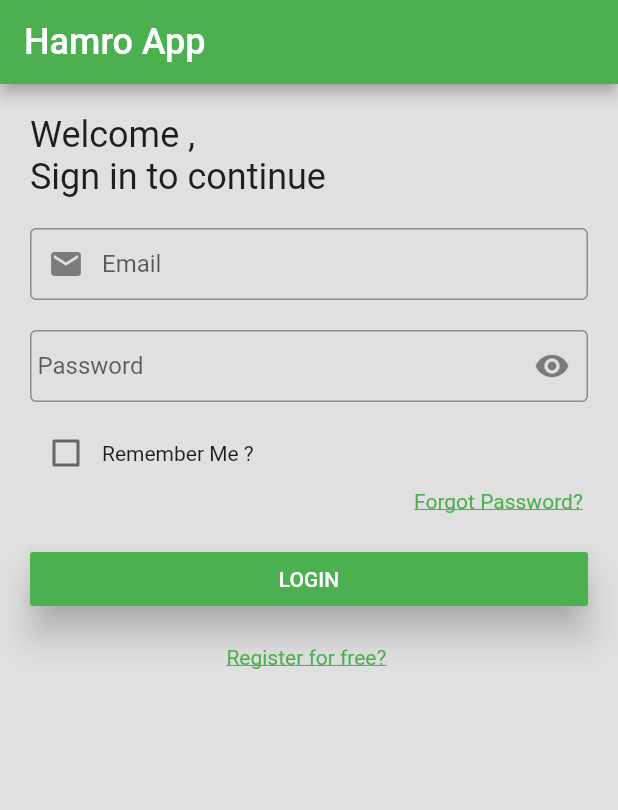
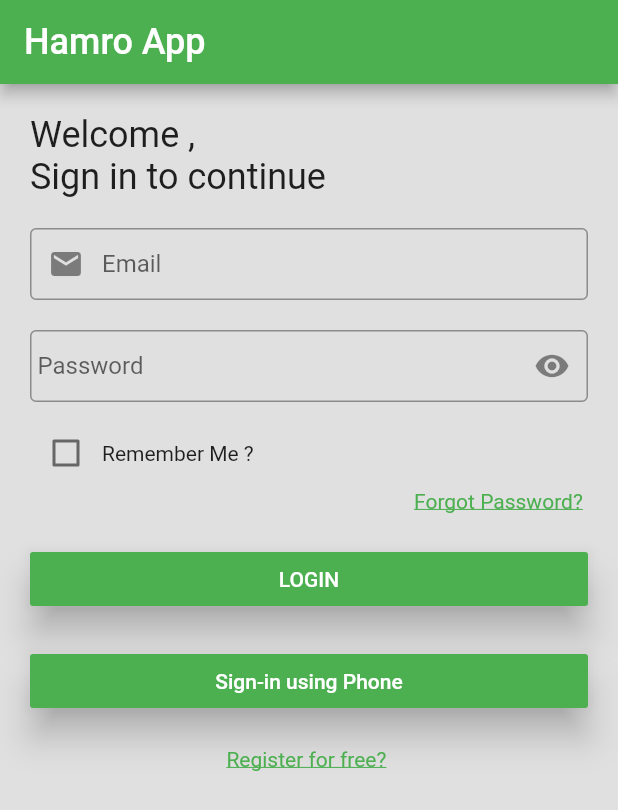
Before and after one commit to Sakshamkc/My-first-flutter-App, a Flutter app: the screen it shows after launch, on a phone screen of 412 x 824 dp. Shown: the top 810 px of the screen. Run offline on Flutter 3.47's test engine with Material 2 defaults, Android fonts, the phone set to English and light mode, and no system bars; our stand-ins replace carousel_pro, firebase_auth, firebase_core, flutter_icons; missing offline and left inert: wc_form_validators; accounts and stored records are empty.

```diff
--- a/lib/Pages/Loginpage.dart
+++ b/lib/Pages/Loginpage.dart
@@ -136,6 +136,33 @@ TextEditingController emails = TextEditingController();
                         ),
                       ],
                     ),
+
+                SizedBox(
+                  height: 20,
+                ),
+                    Row(
+                      children: [
+
+                        Expanded(
+                            child: MaterialButton(
+                            elevation: 10,
+                          color: Colors.green,
+                          onPressed: () {
+                            Navigator.pushNamed(context, "/Phone");
+                          },
+
+                  child: Padding(
+                    padding: const EdgeInsets.all(10.0),
+                    child: Text("Sign-in using Phone",style: TextStyle(
+                            color: Colors.white,
+                            fontSize: 14,
+                    ),),
+                  ),
+
+                  ),
+                        ),
+                      ],
+                    ),
                     SizedBox(
                       height: 20,
                     ),
--- a/pubspec.yaml
+++ b/pubspec.yaml
@@ -33,6 +33,7 @@ dependencies:
   firebase_auth: ^1.4.1
   firebase_core: ^1.3.0
   firebase_database: ^7.1.1
+  intl_phone_number_input: ^0.7.0+2
 
 
 dev_dependencies:
```
Also changed, not shown: pubspec.lock.
